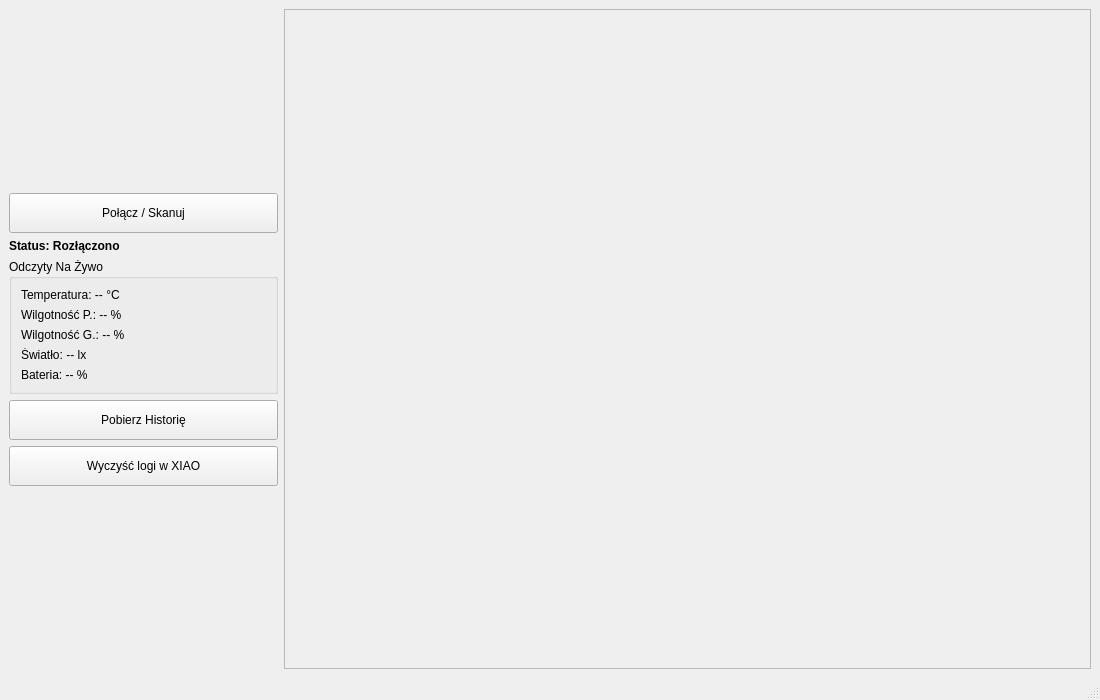
Before: the Qt Designer form Plant/mainwindow.ui in bol0o/plant-stats, drawn with Qt 5.
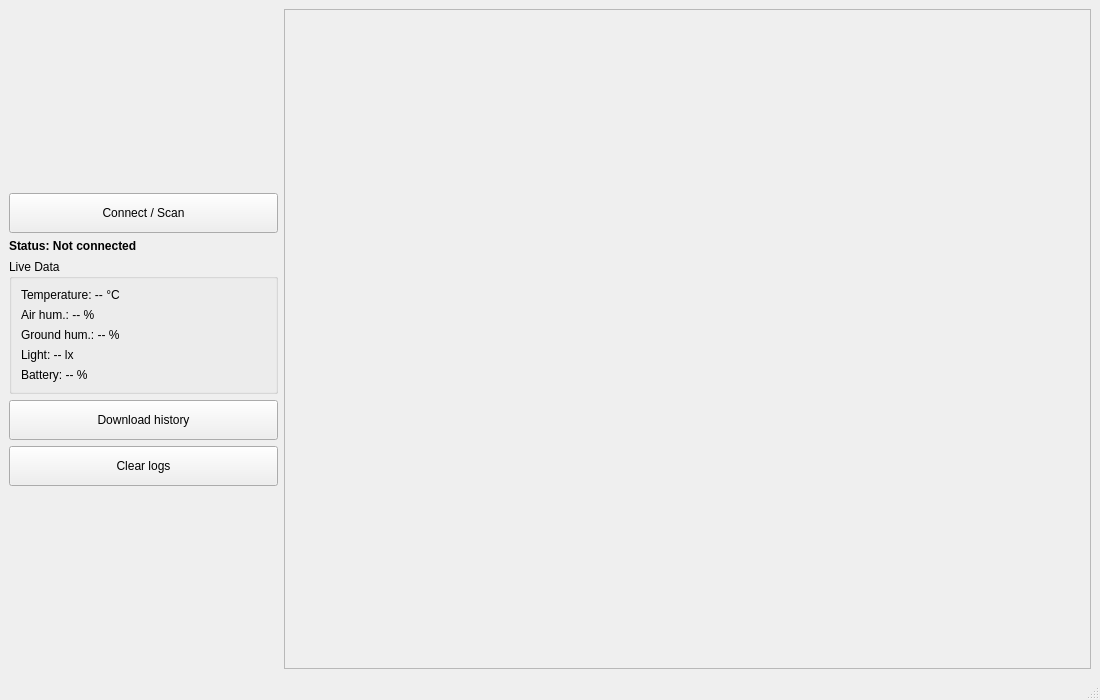
After: the same form once the commit is applied.

Patch:
```diff
--- a/Plant/mainwindow.ui
+++ b/Plant/mainwindow.ui
@@ -39,7 +39,7 @@
          </size>
         </property>
         <property name="text">
-         <string>Połącz / Skanuj</string>
+         <string>Connect / Scan</string>
         </property>
        </widget>
       </item>
@@ -51,48 +51,48 @@
          </font>
         </property>
         <property name="text">
-         <string>Status: Rozłączono</string>
+         <string>Status: Not connected</string>
         </property>
        </widget>
       </item>
       <item>
        <widget class="QGroupBox" name="groupLive">
         <property name="title">
-         <string>Odczyty Na Żywo</string>
+         <string>Live Data</string>
         </property>
         <layout class="QVBoxLayout" name="verticalLayoutLive">
          <item>
           <widget class="QLabel" name="lblLiveTemp">
            <property name="text">
-            <string>Temperatura: -- °C</string>
+            <string>Temperature: -- °C</string>
            </property>
           </widget>
          </item>
          <item>
           <widget class="QLabel" name="lblLiveHum">
            <property name="text">
-            <string>Wilgotność P.: -- %</string>
+            <string>Air hum.: -- %</string>
            </property>
           </widget>
          </item>
          <item>
           <widget class="QLabel" name="lblLiveSoil">
            <property name="text">
-            <string>Wilgotność G.: -- %</string>
+            <string>Ground hum.: -- %</string>
            </property>
           </widget>
          </item>
          <item>
           <widget class="QLabel" name="lblLiveLight">
            <property name="text">
-            <string>Światło: -- lx</string>
+            <string>Light: -- lx</string>
            </property>
           </widget>
          </item>
          <item>
           <widget class="QLabel" name="lblLiveBattery">
            <property name="text">
-            <string>Bateria: -- %</string>
+            <string>Battery: -- %</string>
            </property>
           </widget>
          </item>
@@ -108,7 +108,7 @@
          </size>
         </property>
         <property name="text">
-         <string>Pobierz Historię</string>
+         <string>Download history</string>
         </property>
        </widget>
       </item>
@@ -121,7 +121,7 @@
          </size>
         </property>
         <property name="text">
-         <string>Wyczyść logi w XIAO</string>
+         <string>Clear logs</string>
         </property>
        </widget>
       </item>
```
